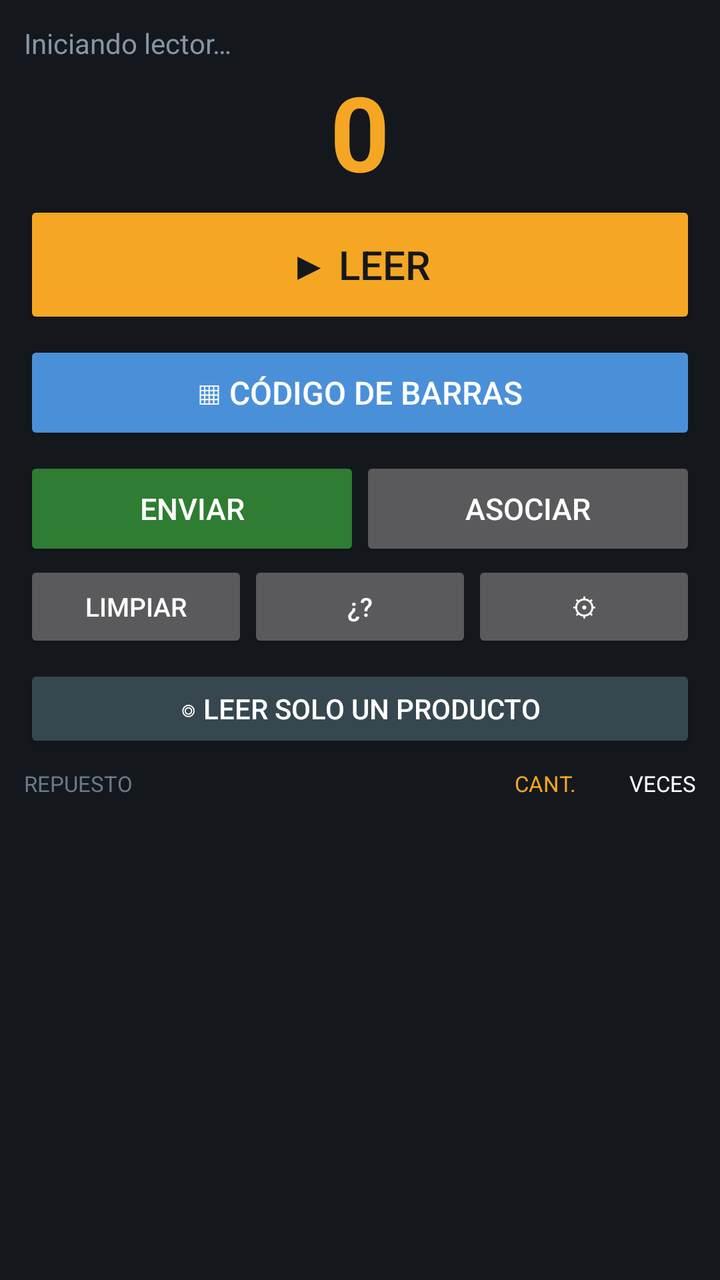
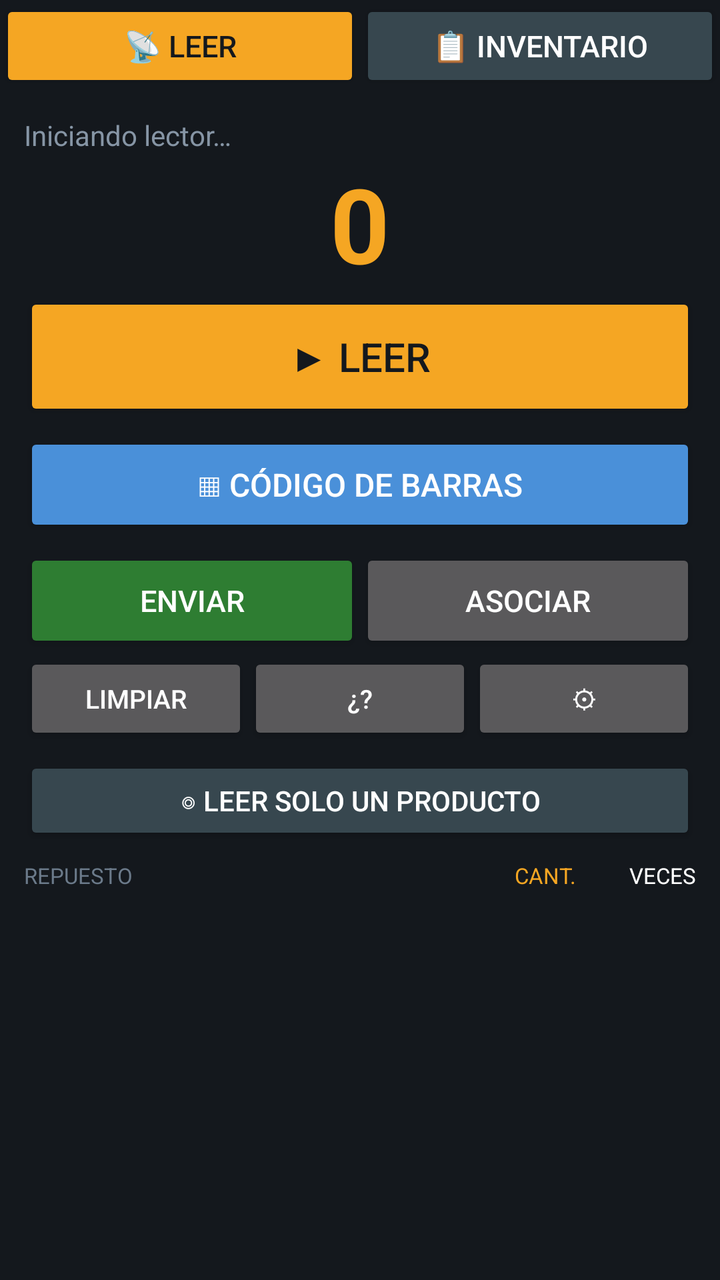

Compare the two renders of this Android layout. The source of the first and the diff that turns it into the second are given below.
<!-- AndroidManifest.xml: application theme Theme.AppCompat.NoActionBar -->
<!-- res/layout/activity_main.xml -->
<?xml version="1.0" encoding="utf-8"?>
<LinearLayout xmlns:android="http://schemas.android.com/apk/res/android"
    android:orientation="vertical" android:padding="12dp"
    android:layout_width="match_parent" android:layout_height="match_parent"
    android:background="#14181D">

    <TextView android:id="@+id/estado" android:text="Iniciando lector…"
        android:textColor="#8695A5" android:textSize="14sp"
        android:layout_width="match_parent" android:layout_height="wrap_content"/>

    <TextView android:id="@+id/contador" android:text="0"
        android:textColor="#F5A623" android:textSize="52sp" android:textStyle="bold"
        android:gravity="center" android:layout_width="match_parent"
        android:layout_height="wrap_content"/>

    <Button android:id="@+id/btnLeer" android:text="▶ LEER"
        android:textSize="20sp" android:backgroundTint="#F5A623" android:textColor="#14181D"
        android:layout_width="match_parent" android:layout_height="64dp"/>

    <Button android:id="@+id/btnCodigo" android:text="▦ CÓDIGO DE BARRAS"
        android:textSize="16sp" android:backgroundTint="#4A90D9" android:textColor="#FFFFFF"
        android:layout_marginTop="6dp"
        android:layout_width="match_parent" android:layout_height="52dp"/>

    <LinearLayout android:orientation="horizontal" android:layout_marginTop="6dp"
        android:layout_width="match_parent" android:layout_height="wrap_content">
        <Button android:id="@+id/btnEnviar" android:text="ENVIAR" android:textSize="15sp"
            android:maxLines="1" android:backgroundTint="#2E7D32" android:textColor="#FFFFFF"
            android:layout_width="0dp" android:layout_weight="1" android:layout_height="52dp"/>
        <Button android:id="@+id/btnAsociar" android:text="ASOCIAR" android:textSize="15sp"
            android:maxLines="1"
            android:layout_width="0dp" android:layout_weight="1" android:layout_height="52dp"/>
    </LinearLayout>

    <LinearLayout android:orientation="horizontal"
        android:layout_width="match_parent" android:layout_height="wrap_content">
        <Button android:id="@+id/btnLimpiar" android:text="LIMPIAR" android:textSize="13sp"
            android:maxLines="1"
            android:layout_width="0dp" android:layout_weight="1" android:layout_height="46dp"/>
        <Button android:id="@+id/btnDesc" android:text="¿?" android:textSize="13sp"
            android:layout_width="0dp" android:layout_weight="1" android:layout_height="46dp"/>
        <Button android:id="@+id/btnConfig" android:text="⚙" android:textSize="13sp"
            android:layout_width="0dp" android:layout_weight="1" android:layout_height="46dp"/>
    </LinearLayout>

    <Button android:id="@+id/btnFiltro" android:text="◎ LEER SOLO UN PRODUCTO"
        android:textSize="14sp" android:backgroundTint="#37474F" android:textColor="#FFFFFF"
        android:layout_marginTop="6dp"
        android:layout_width="match_parent" android:layout_height="44dp"/>

    <Button android:id="@+id/bannerDesc" android:text="¿? Desconocidos: 0"
        android:visibility="gone" android:backgroundTint="#7A4A00" android:textColor="#FFD9A0"
        android:textSize="14sp" android:layout_marginTop="6dp"
        android:layout_width="match_parent" android:layout_height="44dp"/>

    <LinearLayout android:orientation="horizontal" android:layout_marginTop="8dp"
        android:layout_width="match_parent" android:layout_height="wrap_content">
        <TextView android:text="REPUESTO" android:textColor="#6B7A8A" android:textSize="11sp"
            android:layout_width="0dp" android:layout_weight="1" android:layout_height="wrap_content"/>
        <TextView android:text="CANT." android:textColor="#F5A623" android:textSize="11sp"
            android:gravity="right"
            android:layout_width="56dp" android:layout_height="wrap_content"/>
        <TextView android:text="VECES" android:textColor="#FFFFFF" android:textSize="11sp"
            android:gravity="right" android:layout_marginLeft="4dp"
            android:layout_width="56dp" android:layout_height="wrap_content"/>
    </LinearLayout>

    <ListView android:id="@+id/lista"
        android:layout_width="match_parent" android:layout_height="0dp"
        android:layout_weight="1" android:layout_marginTop="2dp"/>
</LinearLayout>
<!-- resources referenced by this layout -->
<resources>

</resources>

<!-- the commit's change to res/layout/activity_main.xml (unified diff, before → after) -->
@@ -1,9 +1,38 @@
 <?xml version="1.0" encoding="utf-8"?>
 <LinearLayout xmlns:android="http://schemas.android.com/apk/res/android"
-    android:orientation="vertical" android:padding="12dp"
+    android:orientation="vertical"
     android:layout_width="match_parent" android:layout_height="match_parent"
     android:background="#14181D">
 
+    
+    <LinearLayout android:orientation="horizontal"
+        android:layout_width="match_parent" android:layout_height="46dp">
+        <Button android:id="@+id/tabLeer" android:text="📡 LEER"
+            android:textSize="15sp" android:backgroundTint="#F5A623" android:textColor="#14181D"
+            android:layout_width="0dp" android:layout_weight="1" android:layout_height="match_parent"/>
+        <Button android:id="@+id/tabInventario" android:text="📋 INVENTARIO"
+            android:textSize="15sp" android:backgroundTint="#37474F" android:textColor="#FFFFFF"
+            android:layout_width="0dp" android:layout_weight="1" android:layout_height="match_parent"/>
+    </LinearLayout>
+
+    
+    <LinearLayout android:id="@+id/pantallaInventario" android:orientation="vertical"
+        android:visibility="gone"
+        android:layout_width="match_parent" android:layout_height="0dp"
+        android:layout_weight="1">
+        <TextView android:id="@+id/webEstado" android:text="Conectando con el servidor…"
+            android:textColor="#8695A5" android:textSize="13sp" android:padding="8dp"
+            android:layout_width="match_parent" android:layout_height="wrap_content"/>
+        <WebView android:id="@+id/webInventario"
+            android:layout_width="match_parent" android:layout_height="0dp"
+            android:layout_weight="1"/>
+    </LinearLayout>
+
+    
+    <LinearLayout android:id="@+id/pantallaLeer"
+        android:orientation="vertical" android:padding="12dp"
+        android:layout_width="match_parent" android:layout_height="0dp"
+        android:layout_weight="1">
     <TextView android:id="@+id/estado" android:text="Iniciando lector…"
         android:textColor="#8695A5" android:textSize="14sp"
         android:layout_width="match_parent" android:layout_height="wrap_content"/>
@@ -68,4 +97,5 @@
     <ListView android:id="@+id/lista"
         android:layout_width="match_parent" android:layout_height="0dp"
         android:layout_weight="1" android:layout_marginTop="2dp"/>
+    </LinearLayout>
 </LinearLayout>
